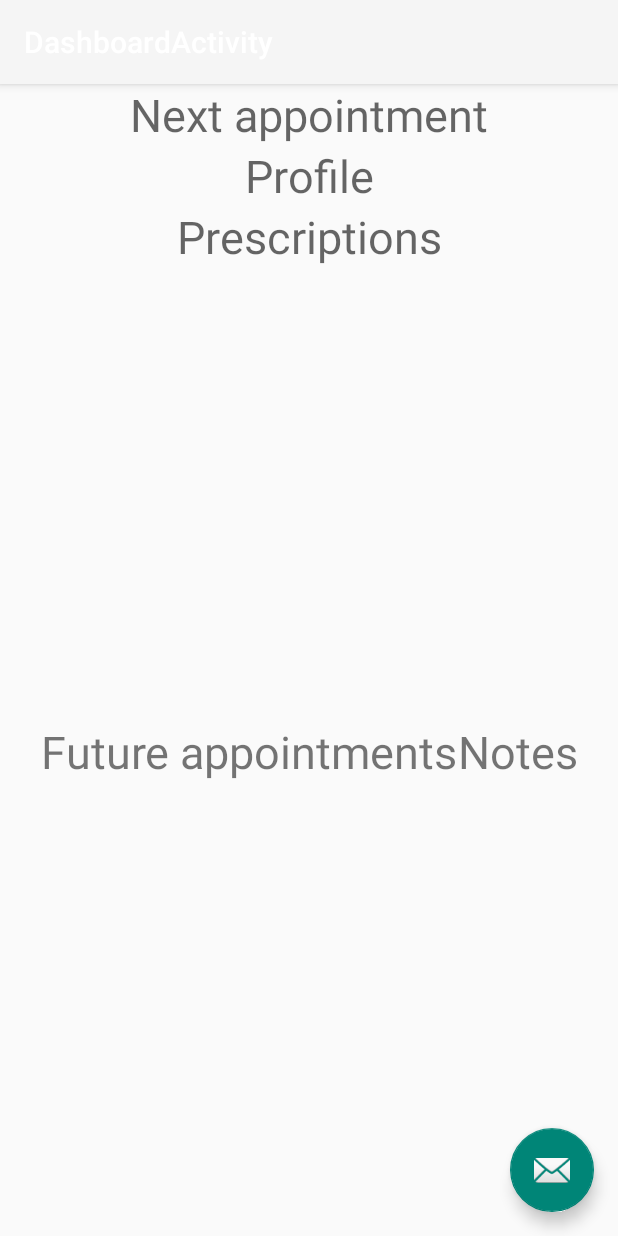
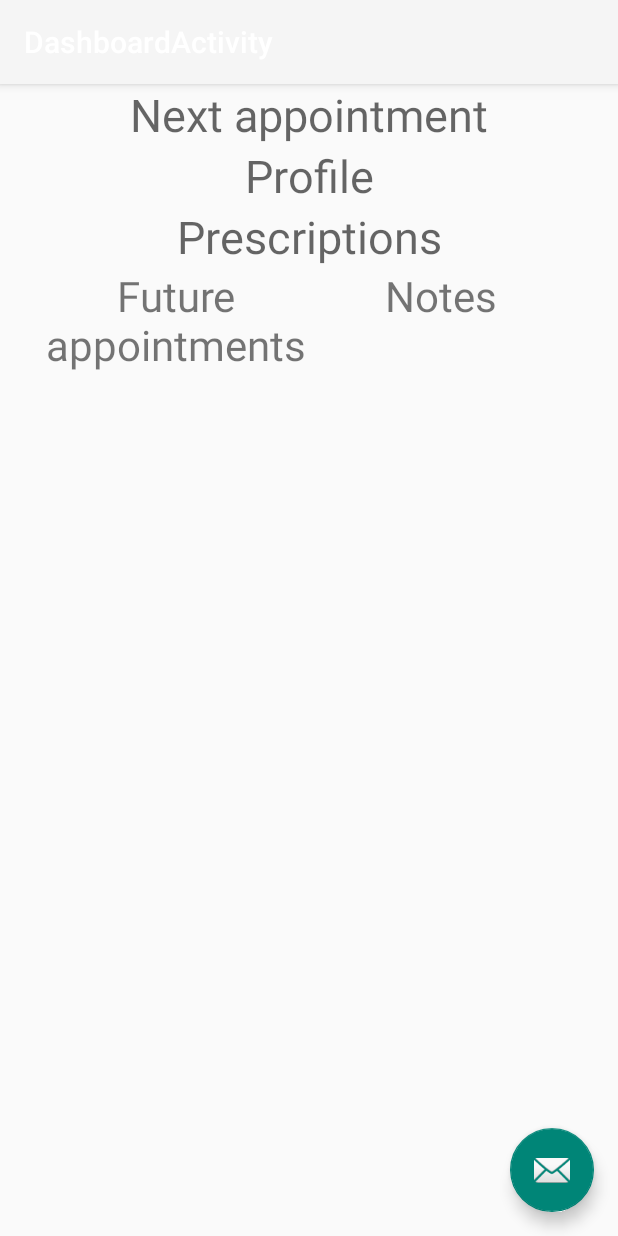
Before and after one commit to alexander7161/HealthService, an Android app: the DashboardActivity screen opened directly, with no data from a screen before it, on a phone screen of 412 x 824 dp. Run offline under Robolectric (Android 15) with nearby library versions, the light colour scheme and no system bars.

Commit message:
#3 - designed the basic layout of the dashboard

```diff
--- a/HealthService-android/Application/src/main/res/layout/content_dashboard.xml
+++ b/HealthService-android/Application/src/main/res/layout/content_dashboard.xml
@@ -58,14 +58,13 @@
             tools:layout_editor_absoluteY="280dp" />
 
 
-        <RelativeLayout
+        <LinearLayout
             android:layout_width="match_parent"
-            android:layout_height="match_parent"
-            android:layout_weight="1">
+            android:layout_height="match_parent">
 
             <TextView
                 android:id="@+id/textView2"
-                android:layout_width="wrap_content"
+                android:layout_width="0sp"
                 android:layout_height="wrap_content"
                 android:layout_weight="1"
                 android:ellipsize="none"
@@ -75,19 +74,19 @@
                 android:layout_alignParentLeft="true"
                 android:layout_centerVertical="true"
                 android:textAlignment="center"
-                android:textSize="30sp" />
+                android:textSize="28sp" />
 
             <TextView
                 android:id="@+id/textView"
-                android:layout_width="wrap_content"
+                android:layout_width="0sp"
                 android:layout_height="wrap_content"
                 android:layout_weight="1"
                 android:text="Notes"
                 android:layout_toRightOf="@id/textView2"
                 android:layout_centerVertical="true"
                 android:textAlignment="center"
-                android:textSize="30sp" />
-        </RelativeLayout>
+                android:textSize="28sp" />
+        </LinearLayout>
 
         <android.support.constraint.Guideline
             android:id="@+id/guideline"
```
